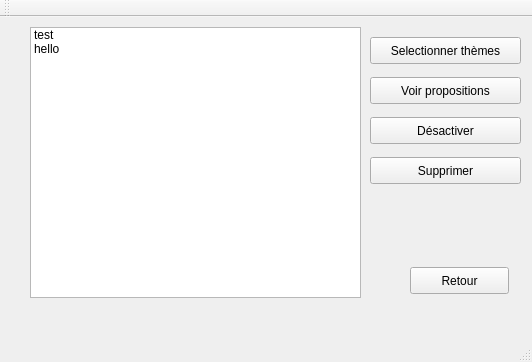
First picture: the form in admin-gui/BurgerQuiz-Admin/mainwindow.ui, repository Tomy2e/burger-quiz, before the edit.
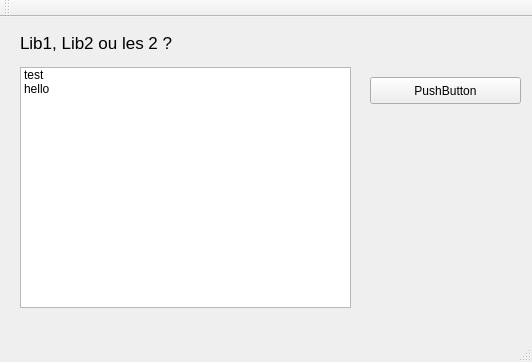
Second picture: the form after the edit. The open tabs and pages were chosen to show the change.

Diff of the .ui file:
```diff
--- a/admin-gui/BurgerQuiz-Admin/mainwindow.ui
+++ b/admin-gui/BurgerQuiz-Admin/mainwindow.ui
@@ -300,7 +300,7 @@
       <property name="geometry">
        <rect>
         <x>370</x>
-        <y>30</y>
+        <y>49</y>
         <width>151</width>
         <height>27</height>
        </rect>
@@ -313,7 +313,7 @@
       <property name="geometry">
        <rect>
         <x>370</x>
-        <y>70</y>
+        <y>79</y>
         <width>151</width>
         <height>27</height>
        </rect>
@@ -326,7 +326,7 @@
       <property name="geometry">
        <rect>
         <x>370</x>
-        <y>110</y>
+        <y>169</y>
         <width>151</width>
         <height>27</height>
        </rect>
@@ -339,13 +339,105 @@
       <property name="geometry">
        <rect>
         <x>370</x>
-        <y>150</y>
+        <y>200</y>
         <width>151</width>
         <height>27</height>
        </rect>
       </property>
       <property name="text">
        <string>Supprimer</string>
+      </property>
+     </widget>
+     <widget class="QPushButton" name="pushButton_13">
+      <property name="geometry">
+       <rect>
+        <x>370</x>
+        <y>109</y>
+        <width>151</width>
+        <height>27</height>
+       </rect>
+      </property>
+      <property name="text">
+       <string>Modif. Libellé 1</string>
+      </property>
+     </widget>
+     <widget class="QPushButton" name="pushButton_14">
+      <property name="geometry">
+       <rect>
+        <x>370</x>
+        <y>139</y>
+        <width>151</width>
+        <height>27</height>
+       </rect>
+      </property>
+      <property name="text">
+       <string>Modif. Libellé 2</string>
+      </property>
+     </widget>
+     <widget class="QPushButton" name="pushButton_16">
+      <property name="geometry">
+       <rect>
+        <x>370</x>
+        <y>20</y>
+        <width>151</width>
+        <height>27</height>
+       </rect>
+      </property>
+      <property name="text">
+       <string>Nouvelle question</string>
+      </property>
+     </widget>
+    </widget>
+    <widget class="QWidget" name="page_4">
+     <widget class="QListWidget" name="listWidget_2">
+      <property name="geometry">
+       <rect>
+        <x>20</x>
+        <y>60</y>
+        <width>331</width>
+        <height>241</height>
+       </rect>
+      </property>
+      <item>
+       <property name="text">
+        <string>test</string>
+       </property>
+      </item>
+      <item>
+       <property name="text">
+        <string>hello</string>
+       </property>
+      </item>
+     </widget>
+     <widget class="QLabel" name="label_2">
+      <property name="geometry">
+       <rect>
+        <x>20</x>
+        <y>20</y>
+        <width>261</width>
+        <height>31</height>
+       </rect>
+      </property>
+      <property name="font">
+       <font>
+        <pointsize>13</pointsize>
+       </font>
+      </property>
+      <property name="text">
+       <string>Lib1, Lib2 ou les 2 ?</string>
+      </property>
+     </widget>
+     <widget class="QPushButton" name="pushButton_15">
+      <property name="geometry">
+       <rect>
+        <x>370</x>
+        <y>70</y>
+        <width>151</width>
+        <height>27</height>
+       </rect>
+      </property>
+      <property name="text">
+       <string>PushButton</string>
       </property>
      </widget>
     </widget>
```
Left out of the diff: 2 changed lines with no effect on the pictures.
